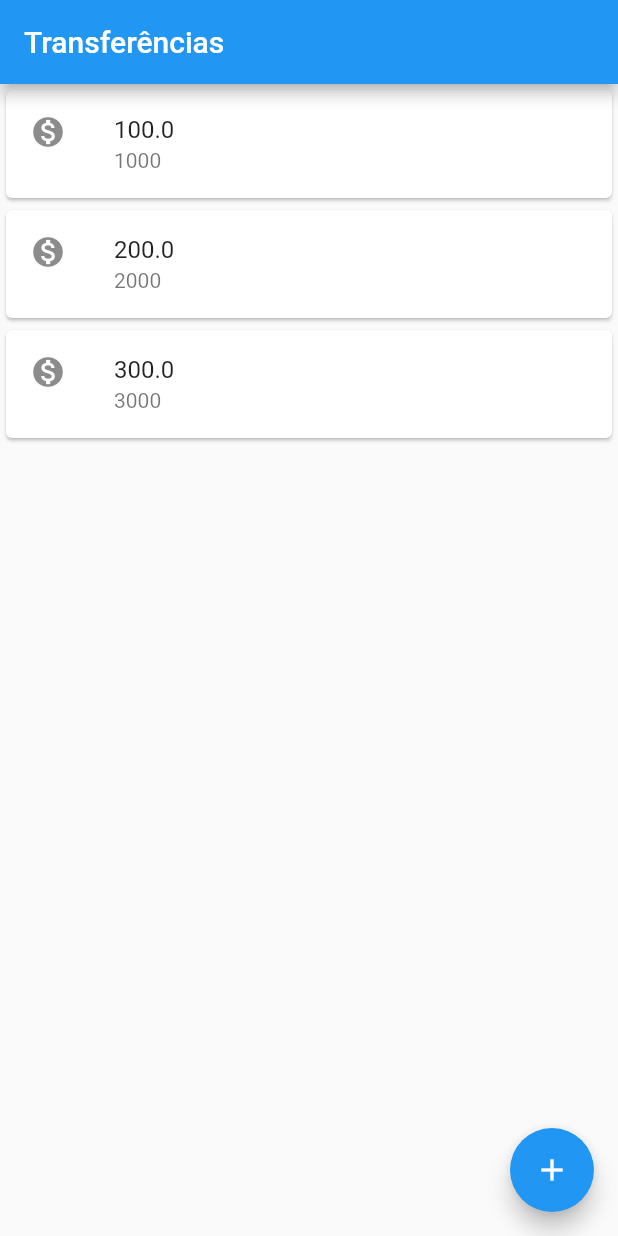
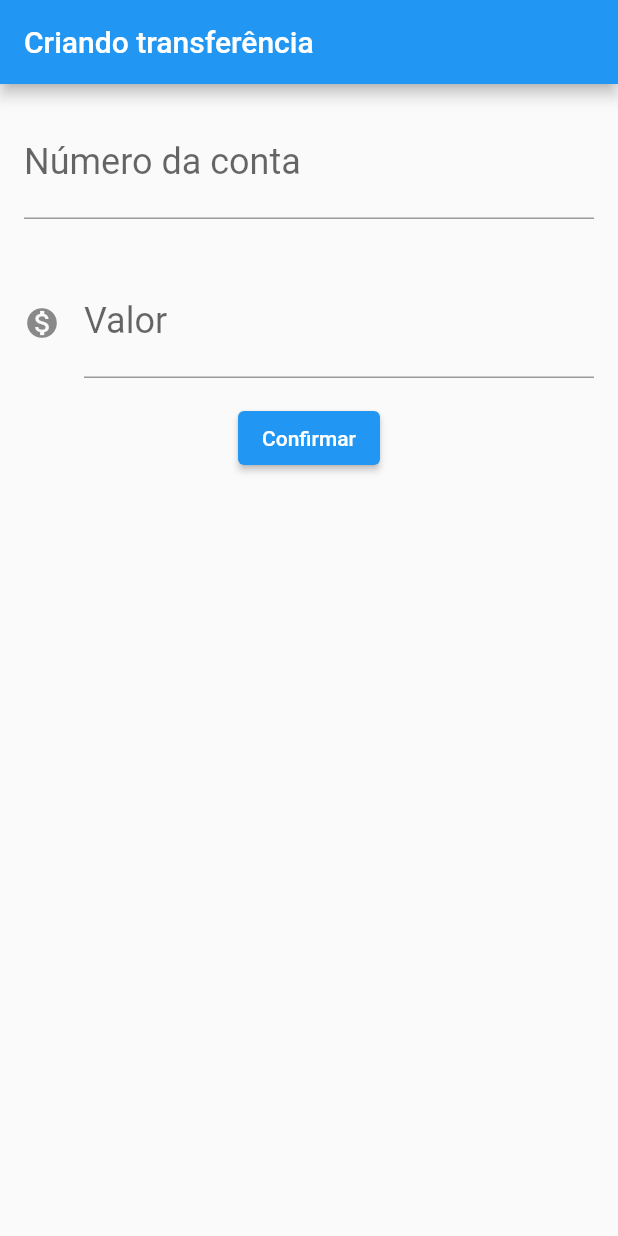
Before and after one commit to andresnsn/FlutterAlura, a Flutter app: the screen it shows after launch, on a phone screen of 412 x 824 dp. Run offline on Flutter 3.47's test engine with Material 2 defaults, Android fonts, the phone set to English and light mode, and no system bars.

```diff
--- a/lib/main.dart
+++ b/lib/main.dart
@@ -1,47 +1,111 @@
 import 'package:flutter/material.dart';
 
-void main() =>
-    runApp(
-      MaterialApp(
+void main() => runApp(const ByteBankApp());
+
+class ByteBankApp extends StatelessWidget {
+  const ByteBankApp({Key? key}) : super(key: key);
+
+  @override
+  Widget build(BuildContext context) {
+    return MaterialApp(
       home: Scaffold(
+        body:  FormularioTransferencia(),
+      ),
+    );
+  }
+}
+
+class FormularioTransferencia extends StatelessWidget {
+  FormularioTransferencia({Key? key}) : super(key: key);
+
+  final TextEditingController _controladorCampoNumeroConta = TextEditingController();
+  final TextEditingController _controladorCampoValor = TextEditingController();
+
+  @override
+  Widget build(BuildContext context) {
+    return Scaffold(
       appBar: AppBar(
-            title: const Text("Transferências"),
+        title: const Text("Criando transferência"),
       ),
-          body: const ListaTransferencias(),
-          floatingActionButton: FloatingActionButton(
-            onPressed: () {},
-            child: const Icon(Icons.add),
+      body: Column(
+        children: [
+           Padding(
+            padding: const EdgeInsets.all(16.0),
+            child: TextField(
+              controller: _controladorCampoNumeroConta,
+              style: const TextStyle(fontSize: 24.0),
+              decoration: const InputDecoration(
+                labelText: "Número da conta",
+                hintText: "0000",
+              ),
+              keyboardType: TextInputType.number,
             ),
           ),
+          Padding(
+            padding: const EdgeInsets.all(16.0),
+            child: TextField(
+              controller: _controladorCampoValor,
+              style: const TextStyle(fontSize: 24.0),
+              decoration: const InputDecoration(
+                icon: Icon(Icons.monetization_on),
+                labelText: "Valor",
+                hintText: "0.00",
+              ),
+              keyboardType: TextInputType.number,
+            ),
+          ),
+          ElevatedButton(
+            onPressed: () {
+              debugPrint("Clicou no confirmar!");
+              final int? numeroConta = int.tryParse(_controladorCampoNumeroConta.text);
+              final double? valor = double.tryParse(_controladorCampoValor.text);
+              if(numeroConta != null && valor != null){
+                final transferenciaCriada = Transferencia(valor, numeroConta);
+                debugPrint("$transferenciaCriada");
+              }
+            },
+            child: const Text("Confirmar"),
+          ),
+        ],
       ),
     );
+  }
+}
 
 class ListaTransferencias extends StatelessWidget {
   const ListaTransferencias({Key? key}) : super(key: key);
 
   @override
   Widget build(BuildContext context) {
-    return Column(
+    return Scaffold(
+      appBar: AppBar(
+        title: const Text("Transferências"),
+      ),
+      body: Column(
         children: [
           ItemTransferencia(Transferencia(100.0, 1000)),
           ItemTransferencia(Transferencia(200.0, 2000)),
           ItemTransferencia(Transferencia(300.0, 3000)),
         ],
+      ),
+      floatingActionButton: FloatingActionButton(
+        onPressed: () {},
+        child: const Icon(Icons.add),
+      ),
     );
   }
 }
 
 class ItemTransferencia extends StatelessWidget {
-
   final Transferencia _transferencia;
 
-  ItemTransferencia(this._transferencia);
+  const ItemTransferencia(this._transferencia, {Key? key}) : super(key: key);
 
   @override
   Widget build(BuildContext context) {
     return Card(
       child: ListTile(
-        leading: Icon(Icons.monetization_on),
+        leading: const Icon(Icons.monetization_on),
         title: Text(_transferencia.valor.toString()),
         subtitle: Text(_transferencia.numeroConta.toString()),
       ),
@@ -49,9 +113,14 @@ class ItemTransferencia extends StatelessWidget {
   }
 }
 
-class Transferencia{
+class Transferencia {
   Transferencia(this.valor, this.numeroConta);
 
-  final double valor;
-  final int numeroConta;
+  final double? valor;
+  final int? numeroConta;
+
+  @override
+  String toString() {
+    return 'Transferencia{valor: $valor, numeroConta: $numeroConta}';
   }
+}
```
Lines whose indentation alone changed are shown as unchanged.
